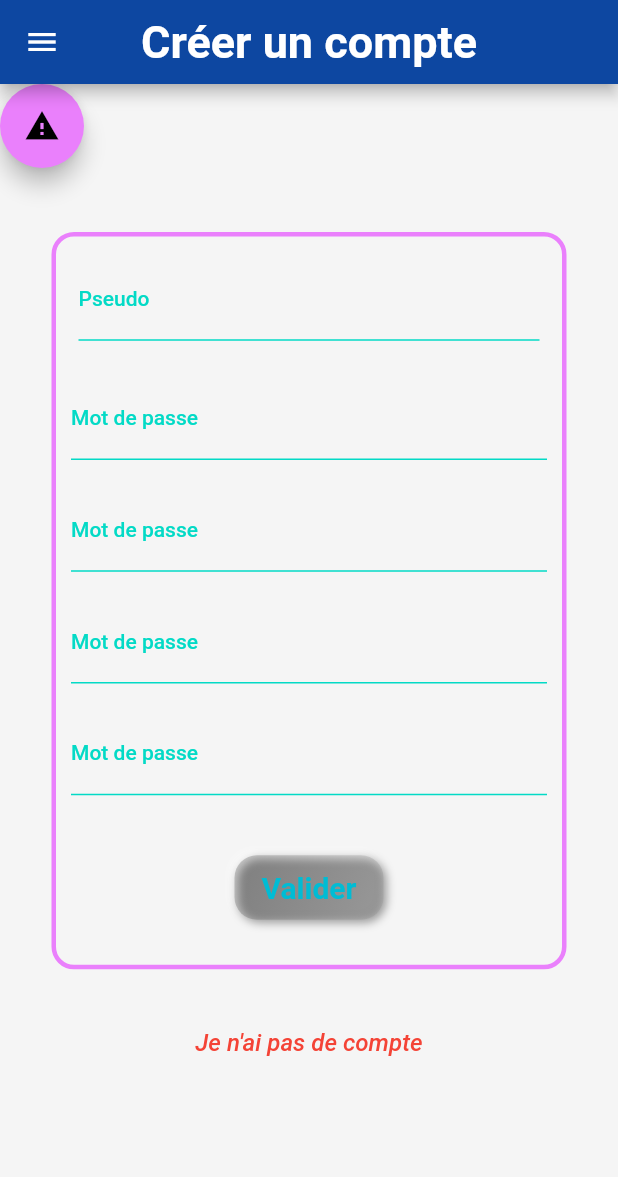
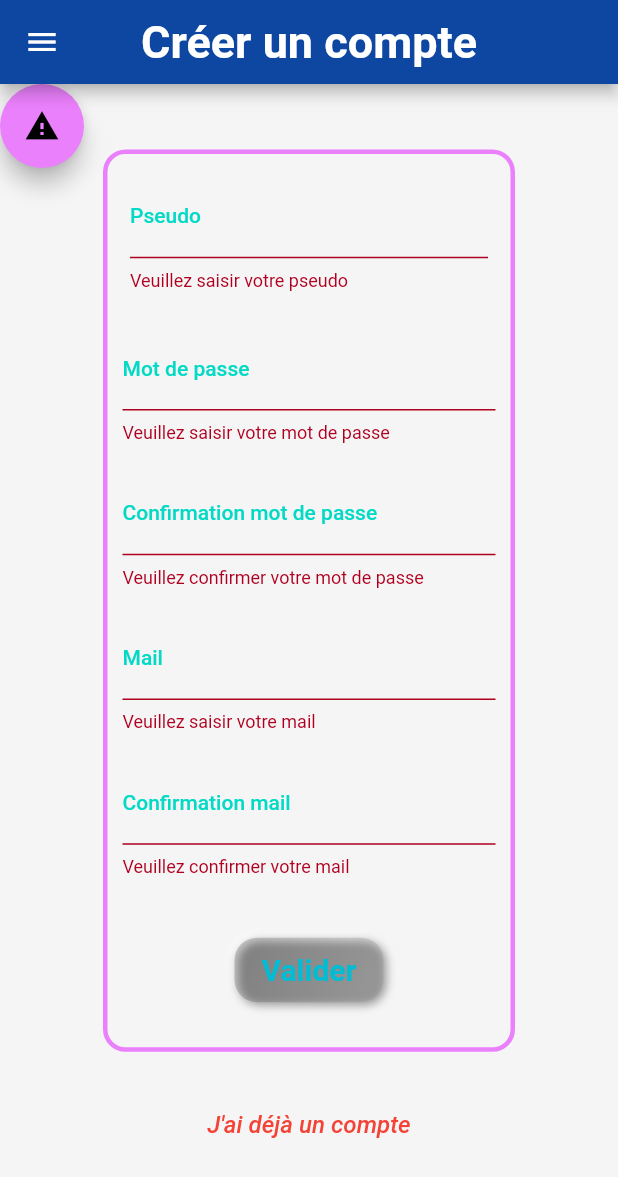
Before and after one commit to jonael/parangessos_final, a Flutter app: the RegisterPage screen opened by its route, after a tap on "Valider", on a phone screen of 412 x 824 dp. Shown: the top 1177 px of the screen. Run offline on Flutter 3.47's test engine with Material 2 defaults, Android fonts, the phone set to English and light mode, and no system bars; drawn by our look-alikes of flutter_neumorphic; our stand-ins replace auto_route, email_validator, universal_platform; missing offline and left inert: draggable_fab; accounts and stored records are empty; network calls fail.

Commit message:
add settings controller some changes

```diff
--- a/lib/controllers/register_controller.dart
+++ b/lib/controllers/register_controller.dart
@@ -1,4 +1,5 @@
 import 'package:auto_route/src/router/auto_router_x.dart';
+import 'package:email_validator/email_validator.dart';
 import 'package:flutter/cupertino.dart';
 import 'package:flutter/material.dart';
 import 'package:flutter_neumorphic/flutter_neumorphic.dart';
@@ -54,12 +55,14 @@ class RegisterControllerState extends State<RegisterController> {
   Widget build(BuildContext context) {
     double multiplicator;
     if (UniversalPlatform.isAndroid) {
-      multiplicator = 1.2;
+      multiplicator = 1.5;
     } else if(UniversalPlatform.isIOS){
-      multiplicator = 1.2;
+      multiplicator = 1.5;
     } else {
       multiplicator = 2;
     }
+    String pass = "";
+    String mail = "";
     return Form(
       key: _formKey,
       child: SizedBox(
@@ -127,15 +130,23 @@ class RegisterControllerState extends State<RegisterController> {
                     validator: (value) {
                       if (value == null || value.isEmpty) {
                         return 'Veuillez saisir votre mot de passe';
+                      } else if (value.isNotEmpty && value.length < 8) {
+                        return 'Votre mot de passe doit contenir au moins 8 caractères';
+                      } else {
+                        String erreur = passwordControl(value);
+                        if (erreur != ""){
+                          return erreur;
+                        } else {
+                          pass = value;
+                          return null;
+                        }
                       }
-                      return null;
                     },
                   ),
                 ),
                 Padding(
                   padding: const EdgeInsets.all(10.0),
                   child: TextFormField(
-                    controller: confPasswordController,
                     keyboardType: TextInputType.text,
                     obscureText: true,
                     style: Theme.of(context).textTheme.bodyText1,
@@ -151,13 +162,25 @@ class RegisterControllerState extends State<RegisterController> {
                       focusedBorder: UnderlineInputBorder(
                           borderSide: BorderSide(color: Theme.of(context).focusColor)
                       ),
-                      labelText: "Mot de passe",
+                      labelText: "Confirmation mot de passe",
                     ),
                     validator: (value) {
                       if (value == null || value.isEmpty) {
-                        return 'Veuillez saisir votre mot de passe';
+                        return 'Veuillez confirmer votre mot de passe';
+                      } else if (value.isNotEmpty && value.length < 8) {
+                        return 'Votre mot de passe doit contenir au moins 8 caractères';
+                      } else {
+                        String erreur = passwordControl(value);
+                        if (erreur != ""){
+                          return erreur;
+                        } else {
+                          if (value != pass){
+                            return "Les mots de passe doivent être identiques";
+                          } else {
+                            return null;
+                          }
+                        }
                       }
-                      return null;
                     },
                   ),
                 ),
@@ -165,8 +188,7 @@ class RegisterControllerState extends State<RegisterController> {
                   padding: const EdgeInsets.all(10.0),
                   child: TextFormField(
                     controller: mailController,
-                    keyboardType: TextInputType.text,
-                    obscureText: true,
+                    keyboardType: TextInputType.emailAddress,
                     style: Theme.of(context).textTheme.bodyText1,
                     cursorColor: Theme.of(context).accentColor,
                     decoration: InputDecoration(
@@ -180,22 +202,26 @@ class RegisterControllerState extends State<RegisterController> {
                       focusedBorder: UnderlineInputBorder(
                           borderSide: BorderSide(color: Theme.of(context).focusColor)
                       ),
-                      labelText: "Mot de passe",
+                      labelText: "Mail",
                     ),
                     validator: (value) {
                       if (value == null || value.isEmpty) {
-                        return 'Veuillez saisir votre mot de passe';
+                        return 'Veuillez saisir votre mail';
+                      } else {
+                        if (!(EmailValidator.validate(value)) && value.isNotEmpty){
+                          return "Ceci n'est pas une adresse mail valide";
+                        } else {
+                          mail = value;
+                          return null;
+                        }
                       }
-                      return null;
                     },
                   ),
                 ),
                 Padding(
                   padding: const EdgeInsets.all(10.0),
                   child: TextFormField(
-                    controller: confMailController,
-                    keyboardType: TextInputType.text,
-                    obscureText: true,
+                    keyboardType: TextInputType.emailAddress,
                     style: Theme.of(context).textTheme.bodyText1,
                     cursorColor: Theme.of(context).accentColor,
                     decoration: InputDecoration(
@@ -209,13 +235,22 @@ class RegisterControllerState extends State<RegisterController> {
                       focusedBorder: UnderlineInputBorder(
                           borderSide: BorderSide(color: Theme.of(context).focusColor)
                       ),
-                      labelText: "Mot de passe",
+                      labelText: "Confirmation mail",
                     ),
                     validator: (value) {
                       if (value == null || value.isEmpty) {
-                        return 'Veuillez saisir votre mot de passe';
+                        return 'Veuillez confirmer votre mail';
+                      } else {
+                        if (!(EmailValidator.validate(value)) && value.isNotEmpty){
+                          return "Ceci n'est pas une adresse mail valide";
+                        } else {
+                          if (value != mail){
+                            return "Les mails doivent être identiques";
+                          } else {
+                            return null;
+                          }
+                        }
                       }
-                      return null;
                     },
                   ),
                 ),
@@ -224,10 +259,12 @@ class RegisterControllerState extends State<RegisterController> {
                   child: NeumorphicButton(
                     margin: const EdgeInsets.all(10.0),
                     onPressed: () {
-                      String pseudo = pseudoController.text.toString();
-                      String password = passwordController.text.toString();
-                      String mail = mailController.text.toString();
-                      registerFromApi(pseudo, password, mail);
+                      if (_formKey.currentState!.validate()) {
+                        ScaffoldMessenger.of(context).showSnackBar(
+                          const SnackBar(content: Text('Connexion en cours')),
+                        );
+                        registerFromApi(pseudoController.text, passwordController.text, mailController.text);
+                      }
                     },
                     style: NeumorphicStyle(
                         shape: NeumorphicShape.concave,
@@ -250,4 +287,26 @@ class RegisterControllerState extends State<RegisterController> {
       ),
     );
   }
+
+  String passwordControl(String value) {
+    String toReturn = "Erreur";
+    if (value.contains(RegExp(r'[A-Z]'))) {
+      if (value.contains(RegExp(r'[0-9]'))){
+        if (value.contains(RegExp(r'[a-z]'))){
+          if (value.contains(RegExp(r'[!@#$%^&*(),.?":{}|<>]'))){
+            toReturn = "";
+          } else {
+            toReturn = "votre mot de passe doit contenir au moins un caractère spéciale";
+          }
+        } else {
+          toReturn = "Votre mot de passe doit contenir au moins une minuscule";
+        }
+      } else {
+        toReturn = "Votre mot de passe doit contenir au moins un chiffre";
+      }
+    } else {
+      toReturn = "Votre mot de passe doit contenir au moins une majuscule";
+    }
+    return toReturn;
+  }
 }
--- /dev/null
+++ b/lib/models/profil/notificationbean.dart
@@ -0,0 +1,29 @@
+/// idNotification : "4"
+/// notificationName : "notification"
+
+class Notificationbean {
+  Notificationbean({
+      int? idNotification,
+      String? notificationName,}){
+    _idNotification = idNotification;
+    _notificationName = notificationName;
+  }
+
+  Notificationbean.fromJson(dynamic json) {
+    _idNotification = json['idNotification'];
+    _notificationName = json['notificationName'];
+  }
+  int? _idNotification;
+  String? _notificationName;
+
+  int? get idNotification => _idNotification;
+  String? get notificationName => _notificationName;
+
+  Map<String, dynamic> toJson() {
+    final map = <String, dynamic>{};
+    map['idNotification'] = _idNotification;
+    map['notificationName'] = _notificationName;
+    return map;
+  }
+
+}
--- a/lib/utils/constants.dart
+++ b/lib/utils/constants.dart
@@ -1,4 +1,6 @@
+import '../models/profil/notificationbean.dart';
 import '../models/profil/user.dart';
 
 Userbean? userLog;
 String errorLog = "";
+List<Notificationbean>? notifications;
--- a/lib/views/profil_pages/login.dart
+++ b/lib/views/profil_pages/login.dart
@@ -73,7 +73,7 @@ class _LoginPageState extends State<LoginPage> {
                   TextButton(
                     onPressed: () => context.router.push(RegisterRoute(title: 'Créer un compte', key: widget.key)),
                     child: const Text(
-                      "J'ai déjà un compte",
+                      "Je n'ai pas de compte",
                       style: TextStyle(
                         color: Colors.red,
                         fontStyle: FontStyle.italic,
--- a/lib/views/profil_pages/register.dart
+++ b/lib/views/profil_pages/register.dart
@@ -73,7 +73,7 @@ class _RegisterPageState extends State<RegisterPage> {
                   TextButton(
                     onPressed: () => context.router.push(LoginRoute(title: 'Se connecter', key: widget.key)),
                     child: const Text(
-                      "Je n'ai pas de compte",
+                      "J'ai déjà un compte",
                       style: TextStyle(
                         color: Colors.red,
                         fontStyle: FontStyle.italic,
```
Also changed, not shown: lib/controllers/api.dart (+32 -0 lines), lib/controllers/login_controller.dart (+9 -5 lines), lib/controllers/settings_controller.dart (+111 -31 lines), lib/models/profil/activer.dart (added, +36 -0 lines), lib/views/profil_pages/settings.dart (+1 -15 lines).
